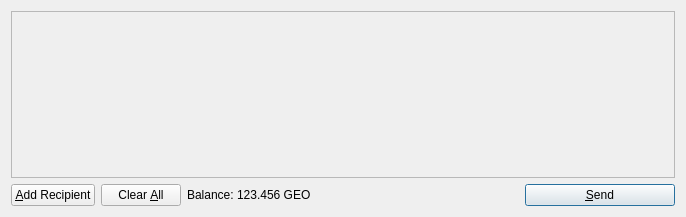
Before: the Qt Designer form src/qt/forms/sendcoinsdialog.ui in Wisecoincore/suncoin, drawn with Qt 5.
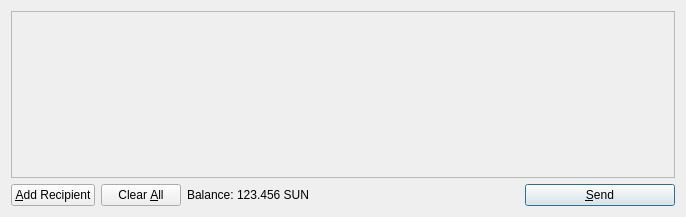
After: the same form once the commit is applied. Icons and pictures are not drawn.

```diff
--- a/src/qt/forms/sendcoinsdialog.ui
+++ b/src/qt/forms/sendcoinsdialog.ui
@@ -119,7 +119,7 @@
           <cursorShape>IBeamCursor</cursorShape>
          </property>
          <property name="text">
-          <string>123.456 GEO</string>
+          <string>123.456 SUN</string>
          </property>
          <property name="textInteractionFlags">
           <set>Qt::LinksAccessibleByMouse|Qt::TextSelectableByKeyboard|Qt::TextSelectableByMouse</set>
```
